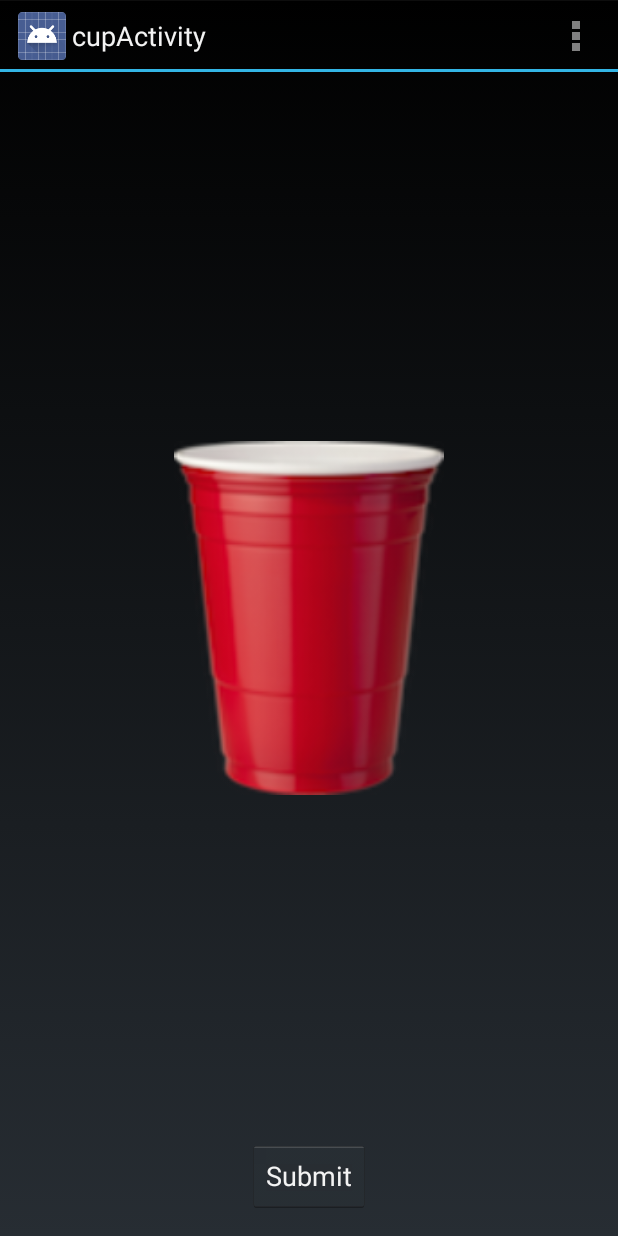
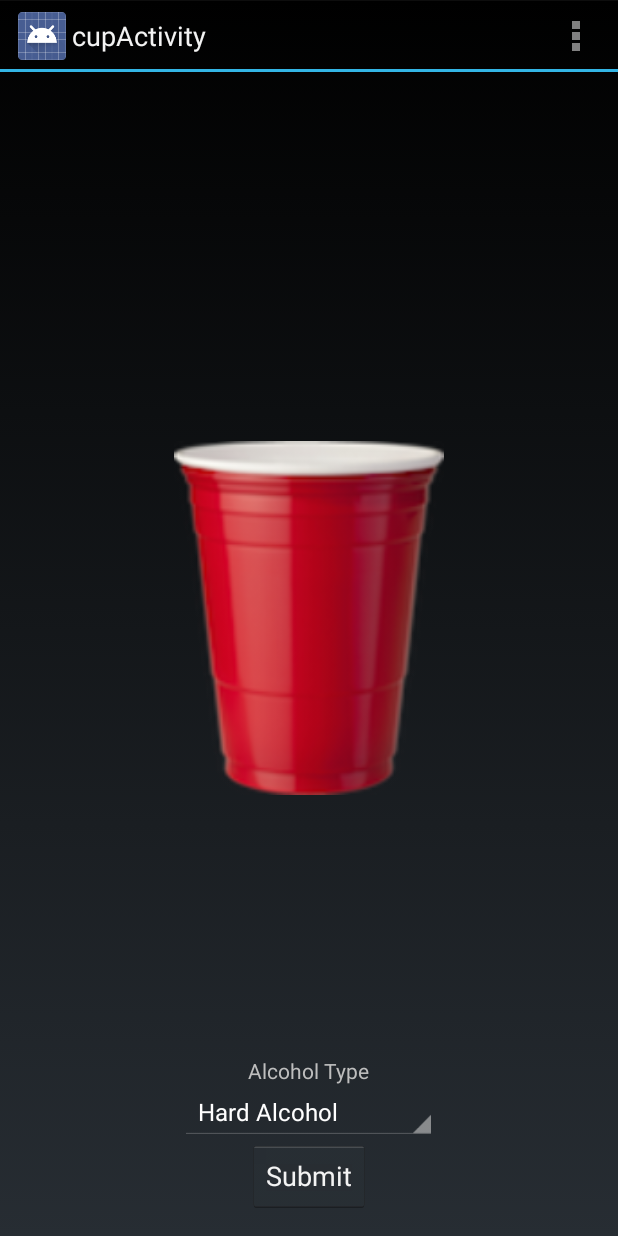
Before and after one commit to kstrauch/cupworthy, an Android app: the cupActivity screen opened directly, with no data from a screen before it, on a phone screen of 412 x 824 dp. Run offline under Robolectric (Android 15) with nearby library versions, the phone set to English and light mode, and no system bars.

Commit message:
alc spinner and more granular seekbar

```diff
--- a/app/src/main/res/layout/activity_cup.xml
+++ b/app/src/main/res/layout/activity_cup.xml
@@ -27,7 +27,7 @@
     <com.jam.ksm.cupworthy.VerticalSeekBar
         android:layout_width="300dp"
         android:layout_height="200dp"
-        android:max="10"
+        android:max="15"
         android:alpha="0.0"
         android:id="@+id/verticalSlider"
         android:gravity="center_horizontal|center_vertical"
@@ -35,5 +35,21 @@
         android:layout_alignParentRight="true"
         android:layout_alignParentEnd="true" />
 
+    <TextView
+        android:layout_width="wrap_content"
+        android:layout_height="wrap_content"
+        android:text="Alcohol Type"
+        android:layout_above="@+id/alcoholSpinner"
+        android:layout_alignLeft="@+id/submitButton"
+        android:layout_alignStart="@+id/submitButton"
+        android:id="@+id/textView" />
+    <Spinner
+        android:layout_width="wrap_content"
+        android:layout_height="wrap_content"
+        android:id="@+id/alcoholSpinner"
+        android:entries="@array/ui_alcohol_spinner_entries"
+        android:layout_alignBottom="@+id/blueCup"
+        android:layout_centerHorizontal="true" />
+
 
 </RelativeLayout>
```
Also changed, not shown: app/src/main/java/com/jam/ksm/cupworthy/cupActivity.java (+15 -4 lines), app/src/main/res/values/strings.xml (+2 -7 lines).
